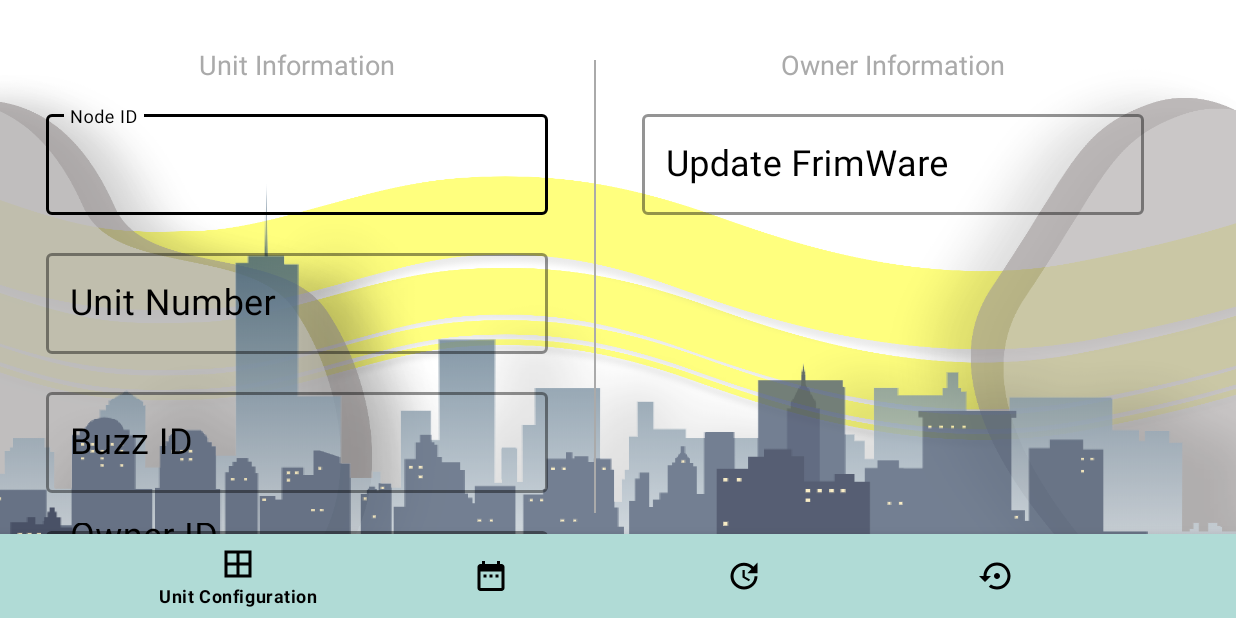
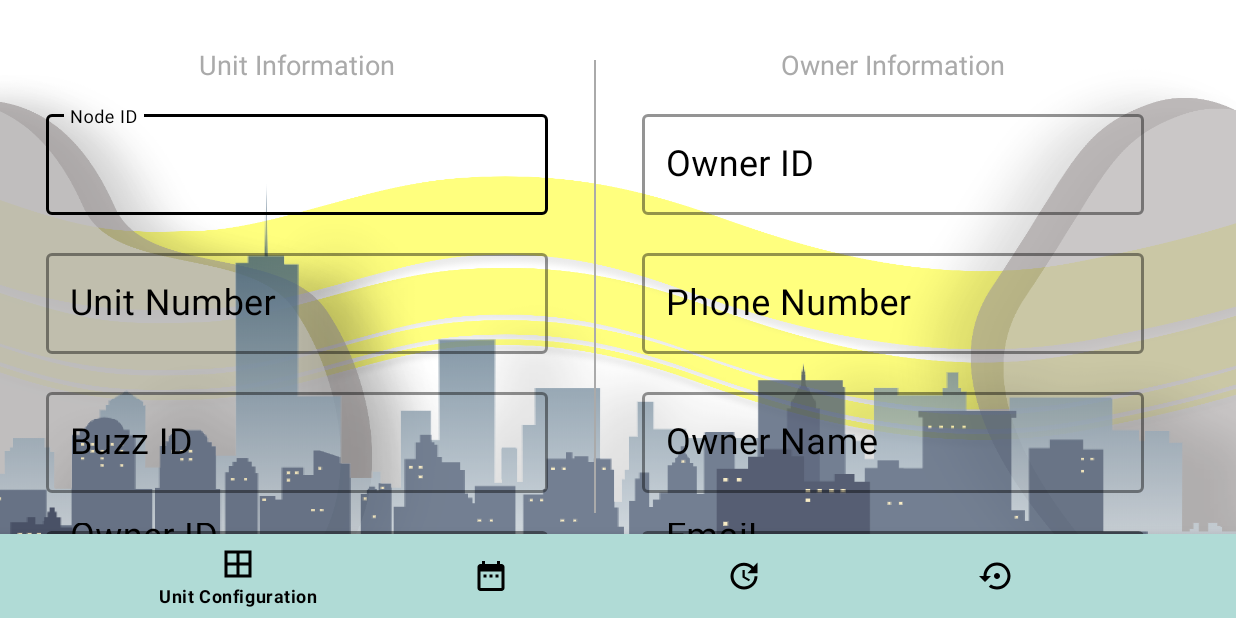
Before and after one commit to Amin397/SmartHome, an Android app: the UnitConfigurations screen opened directly, with no data from a screen before it, on a phone screen of 824 x 412 dp (held sideways). Run offline under Robolectric (Android 15) with nearby library versions, the phone set to English and light mode, and no system bars.

Commit message:
V settin GUI completed

```diff
--- a/app/src/main/res/layout/owner_info_layout.xml
+++ b/app/src/main/res/layout/owner_info_layout.xml
@@ -23,10 +23,61 @@
 
         <com.google.android.material.textfield.TextInputLayout
             android:layout_width="match_parent"
+            android:id="@+id/l_edittext_1"
+            android:layout_below="@id/txt_owner_info"
             style="@style/Widget.MaterialComponents.TextInputLayout.OutlinedBox"
-            android:hint="@string/firm_ware"
+            android:hint="@string/owner_id"
             app:boxStrokeWidth="2dp"
-            android:layout_below="@id/txt_owner_info"
+            android:layout_marginBottom="20dp"
+            android:textAlignment="center"
+            app:hintTextColor="@android:color/black"
+            app:boxStrokeColor="@android:color/black"
+            android:textColorHint="@android:color/black"
+            android:layout_height="wrap_content">
+
+            <com.google.android.material.textfield.TextInputEditText
+                android:layout_width="match_parent"
+                android:maxLines="1"
+                android:id="@+id/txt_owner_owner_id_id"
+                android:textAlignment="center"
+                android:maxLength="20"
+                android:textSize="24sp"
+                android:layout_height="wrap_content"/>
+        </com.google.android.material.textfield.TextInputLayout>
+
+        <com.google.android.material.textfield.TextInputLayout
+            android:layout_width="match_parent"
+            android:id="@+id/l_edittext_2"
+            android:layout_below="@id/l_edittext_1"
+            android:layout_marginBottom="20dp"
+            style="@style/Widget.MaterialComponents.TextInputLayout.OutlinedBox"
+            android:hint="@string/teel_number"
+            app:boxStrokeWidth="2dp"
+            android:textAlignment="center"
+            app:hintTextColor="@android:color/black"
+            app:boxStrokeColor="@android:color/black"
+            android:textColorHint="@android:color/black"
+            android:layout_height="wrap_content">
+
+            <com.google.android.material.textfield.TextInputEditText
+                android:layout_width="match_parent"
+                android:maxLines="1"
+                android:textAlignment="center"
+                android:maxLength="20"
+                android:textSize="24sp"
+                android:id="@+id/txt_phone_num_id"
+                android:layout_height="wrap_content"/>
+        </com.google.android.material.textfield.TextInputLayout>
+
+        <com.google.android.material.textfield.TextInputLayout
+            android:layout_width="match_parent"
+            android:id="@+id/l_edittext_3"
+            android:layout_below="@id/l_edittext_2"
+            android:layout_marginBottom="20dp"
+            style="@style/Widget.MaterialComponents.TextInputLayout.OutlinedBox"
+            android:hint="@string/owner_name"
+            app:boxStrokeWidth="2dp"
+            android:textAlignment="center"
             app:hintTextColor="@android:color/black"
             app:boxStrokeColor="@android:color/black"
             android:textColorHint="@android:color/black"
@@ -36,9 +87,52 @@
                 android:layout_width="match_parent"
                 android:maxLines="1"
                 android:maxLength="20"
+                android:id="@+id/txt_owner_name_id"
+                android:textAlignment="center"
                 android:textSize="24sp"
                 android:layout_height="wrap_content"/>
         </com.google.android.material.textfield.TextInputLayout>
 
+        <com.google.android.material.textfield.TextInputLayout
+            android:layout_width="match_parent"
+            android:layout_marginBottom="20dp"
+            android:id="@+id/l_edittext_4"
+            android:layout_below="@id/l_edittext_3"
+            style="@style/Widget.MaterialComponents.TextInputLayout.OutlinedBox"
+            android:hint="@string/owner_email"
+            app:boxStrokeWidth="2dp"
+            app:hintTextColor="@android:color/black"
+            app:boxStrokeColor="@android:color/black"
+            android:textColorHint="@android:color/black"
+            android:layout_height="wrap_content">
+
+            <com.google.android.material.textfield.TextInputEditText
+                android:layout_width="match_parent"
+                android:textAlignment="center"
+                android:maxLines="1"
+                android:id="@+id/txt_owner_email_id"
+                android:maxLength="20"
+                android:textSize="24sp"
+                android:layout_height="wrap_content"/>
+        </com.google.android.material.textfield.TextInputLayout>
+
+        <Button
+            android:text="@string/save_settings"
+            android:elevation="5dp"
+            android:drawableLeft="@drawable/ic_save_black_24dp"
+            android:id="@+id/btn_save_owner_info_id"
+            android:textAlignment="center"
+            android:layout_below="@id/l_edittext_4"
+            android:textSize="24sp"
+            android:gravity="center"
+            android:textAllCaps="false"
+            android:textColor="#244955"
+            android:backgroundTint="@color/colorPrimary"
+            android:layout_marginTop="50dp"
+            android:layout_centerHorizontal="true"
+            android:layout_width="wrap_content"
+            android:padding="25dp"
+            android:layout_height="wrap_content"/>
+
     </RelativeLayout>
 </LinearLayout>
--- a/app/src/main/res/layout/unit_info_layout.xml
+++ b/app/src/main/res/layout/unit_info_layout.xml
@@ -110,7 +110,7 @@
                 android:layout_width="match_parent"
                 android:textAlignment="center"
                 android:maxLines="1"
-                android:id="@+id/txt_owner_id_id"
+                android:id="@+id/txt_owner_unit_id_id"
                 android:maxLength="20"
                 android:textSize="24sp"
                 android:layout_height="wrap_content"/>
--- a/app/src/main/res/values/strings.xml
+++ b/app/src/main/res/values/strings.xml
@@ -64,5 +64,8 @@
     <string name="buzz_id">Buzz ID</string>
     <string name="owner_id">Owner ID</string>
     <string name="save_settings">Save</string>
+    <string name="teel_number">Phone Number</string>
+    <string name="owner_name">Owner Name</string>
+    <string name="owner_email">Email</string>
 
 </resources>
```
